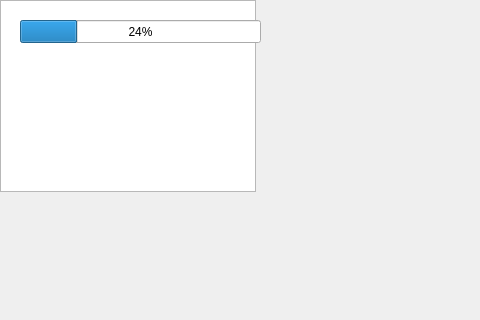
Before: the Qt Designer form Encroachment/level1.ui in XJulianSalazarX/Proyecto_Final, drawn with Qt 5; both pictures show x 0 to 480 and y 0 to 320 of the 1280 by 740 pixel window.
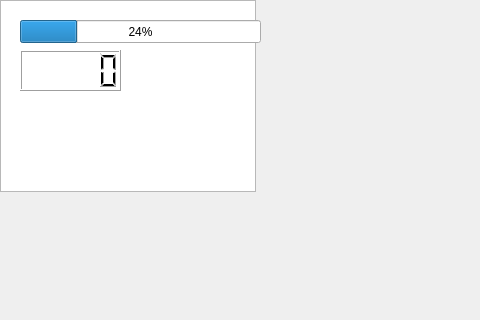
After: the same form once the commit is applied.

```diff
--- a/Encroachment/level1.ui
+++ b/Encroachment/level1.ui
@@ -48,6 +48,22 @@
     <number>24</number>
    </property>
   </widget>
+  <widget class="QLCDNumber" name="lcdNumber">
+   <property name="geometry">
+    <rect>
+     <x>20</x>
+     <y>50</y>
+     <width>101</width>
+     <height>41</height>
+    </rect>
+   </property>
+   <property name="styleSheet">
+    <string notr="true">border-color: rgb(255, 0, 0);
+border-top-color: rgb(255, 0, 0);
+gridline-color: rgb(255, 0, 0);
+selection-background-color: rgb(255, 0, 0);</string>
+   </property>
+  </widget>
  </widget>
  <resources/>
  <connections/>
```
Left out of the diff: 3 changed lines with no effect on the pictures.
